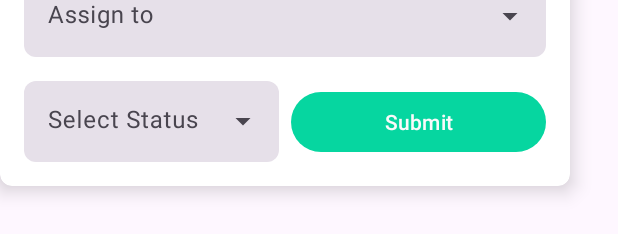
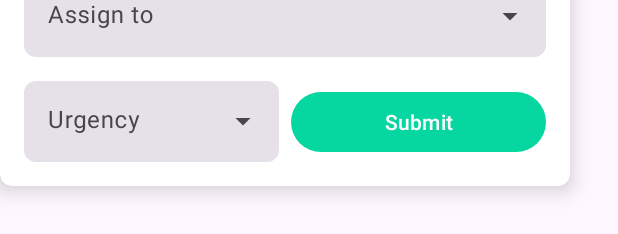
Before and after one commit to Cyber-Jay-Dev/Milestone-Mk5, an Android app: the layout add_task_dialog.xml on its own in the app's theme, with its tools: preview values and no code run, on a phone screen of 412 x 824 dp. Shown: the part 218-452 px from the top of the screen. Run offline under Robolectric (Android 15) with nearby library versions, the phone set to English and light mode, and no system bars.

Commit message:
mk-8.7.9 bug fixes

```diff
--- a/app/src/main/java/com/example/milestonemk_4/activitiesUI/Add_Project.java
+++ b/app/src/main/java/com/example/milestonemk_4/activitiesUI/Add_Project.java
@@ -202,19 +202,20 @@ public class Add_Project extends AppCompatActivity implements CollaboratorAdapte
 
             if (!NetworkUtils.isNetworkAvailable(this)) {
                 Toast.makeText(this, "You are offline. Project will sync when online.", Toast.LENGTH_LONG).show();
+                setResult(RESULT_OK);
                 finish();
             } else {
                 db.collection("projects")
                         .add(projectData)
                         .addOnSuccessListener(documentReference -> {
                             Toast.makeText(this, "Project added!", Toast.LENGTH_SHORT).show();
+                            setResult(RESULT_OK);
                             finish();
                         })
                         .addOnFailureListener(e -> {
                             Toast.makeText(this, "Error adding project", Toast.LENGTH_SHORT).show();
                         });
             }
-
         } else {
             Toast.makeText(this, "User not logged in!", Toast.LENGTH_SHORT).show();
         }
--- a/app/src/main/res/layout/add_task_dialog.xml
+++ b/app/src/main/res/layout/add_task_dialog.xml
@@ -95,7 +95,7 @@
             android:id="@+id/btn"
             android:layout_width="0dp"
             android:layout_height="wrap_content"
-            android:text="Submit"
+            android:text="@string/submit"
             android:layout_marginTop="16dp"
             app:layout_constraintTop_toBottomOf="@id/textInputLayout12"
             app:layout_constraintStart_toEndOf="@id/textInputLayout11"
--- a/app/src/main/res/values/strings.xml
+++ b/app/src/main/res/values/strings.xml
@@ -32,7 +32,8 @@
     <string name="create_task">Create Task</string>
     <string name="enter_task_name">Enter task name</string>
 
-    <string name="select_status">Select Status</string>
+    <string name="select_status">Urgency</string>
     <string name="create_project">Create Project</string>
     <string name="profile_picture">Profile Picture</string>
+    <string name="submit">Submit</string>
 </resources>
```
Also changed, not shown: app/src/main/java/com/example/milestonemk_4/activitiesUI/project_detail.java (+1 -6 lines), app/src/main/java/com/example/milestonemk_4/fragments/HomeFragment.java (+22 -3 lines).
